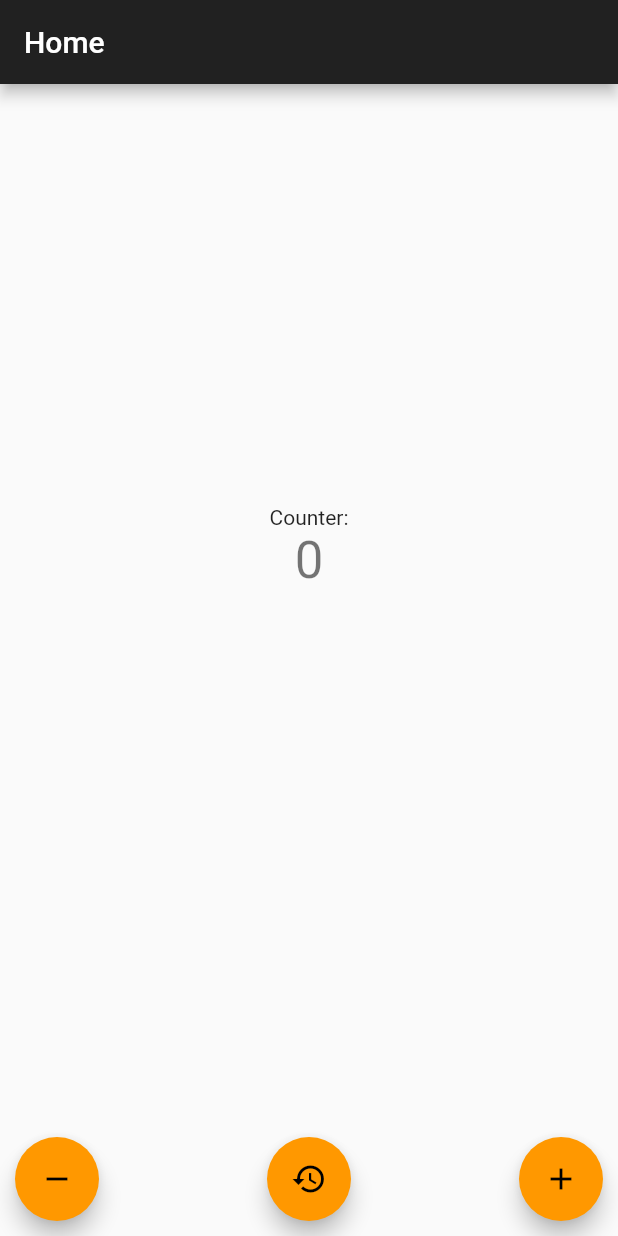
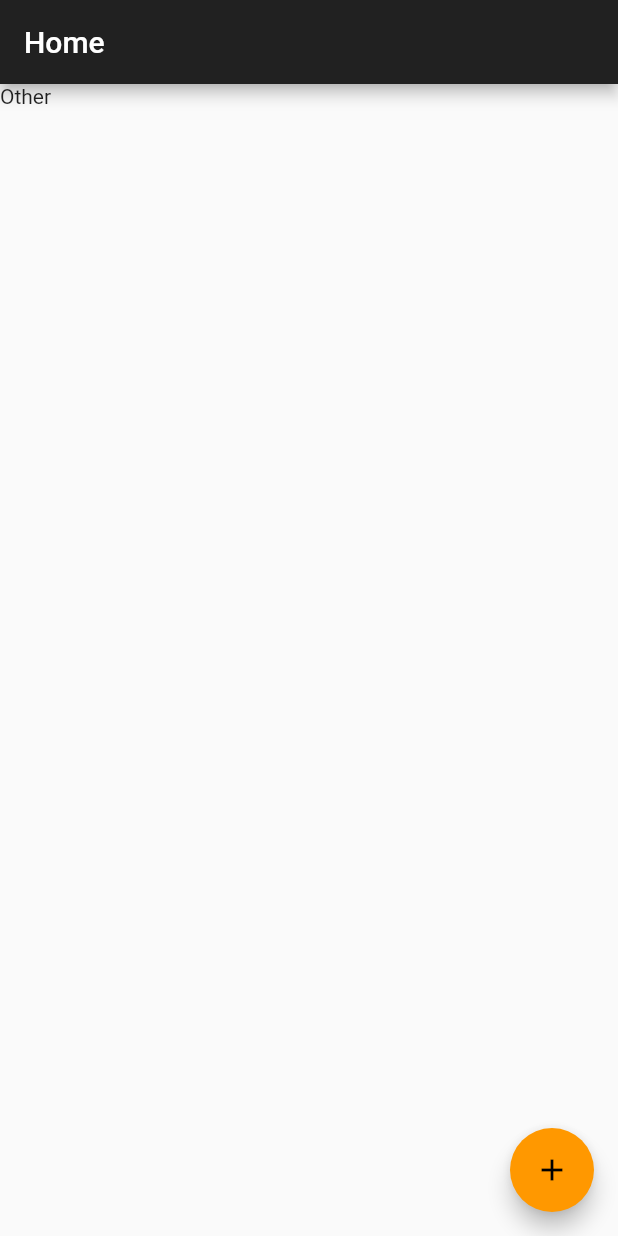
Before and after one commit to MusicCorner/Moneybox_dart, a Flutter app: the screen it shows after launch, on a phone screen of 412 x 824 dp. Run offline on Flutter 3.47's test engine with Material 2 defaults, Android fonts, the phone set to English and light mode, and no system bars.

Commit message:
state init + MVC pattern implementation?...

```diff
--- /dev/null
+++ b/lib/MyApp.dart
@@ -0,0 +1,19 @@
+import 'package:clicker/AddNewBoxPage.dart';
+import 'package:clicker/myTheme.dart';
+import 'package:clicker/view/HomePage/HomePage.dart';
+import 'package:flutter/material.dart';
+
+class MyApp extends StatelessWidget {
+  @override
+  Widget build(BuildContext context) {
+    return MaterialApp(
+      title: 'Moneybox',
+      theme: myTheme,
+      initialRoute: '/',
+      routes: {
+        '/': (context) => HomePage(title: 'Home'),
+        '/addNewBox': (context) => AddNewBoxPage(),
+      },
+    );
+  }
+}
--- a/lib/MyHomePage.dart
+++ /dev/null
@@ -1,20 +0,0 @@
-import 'package:flutter/material.dart';
-import './states/MyHomePageState.dart';
-
-class MyHomePage extends StatefulWidget {
-  MyHomePage({Key key, this.title}) : super(key: key);
-
-  // This widget is the home page of your application. It is stateful, meaning
-  // that it has a State object (defined below) that contains fields that affect
-  // how it looks.
-
-  // This class is the configuration for the state. It holds the values (in this
-  // case the title) provided by the parent (in this case the App widget) and
-  // used by the build method of the State. Fields in a Widget subclass are
-  // always marked "final".
-
-  final String title;
-
-  @override
-  MyHomePageState createState() => MyHomePageState();
-}
--- /dev/null
+++ b/lib/controllers/boxesController.dart
@@ -0,0 +1,17 @@
+import 'package:clicker/MyApp.dart';
+import 'package:clicker/models/BoxesModel.dart';
+// import 'package:flutter/cupertino.dart';
+// import 'package:flutter/material.dart';
+import 'package:provider/provider.dart';
+
+// class BoxesController extends ChangeNotifierProvider {
+//   BoxesController() : super(
+//     builder: (context) => BoxesModel(),
+//     child: MyApp(),
+//   );
+// }
+
+final boxesController = ChangeNotifierProvider(
+  builder: (context) => BoxesModel(),
+  child: MyApp(),
+);
--- a/lib/main.dart
+++ b/lib/main.dart
@@ -1,23 +1,4 @@
-import 'package:clicker/AddNewBoxPage.dart';
-import 'package:clicker/myTheme.dart';
+import 'package:clicker/controllers/boxesController.dart';
 import 'package:flutter/material.dart';
-import './MyHomePage.dart';
 
-void main() => runApp(MyApp());
-
-class MyApp extends StatelessWidget {
-  // This widget is the root of your application.
-  @override
-  Widget build(BuildContext context) {
-    return MaterialApp(
-      title: 'Flutter Demo',
-      theme: myTheme,
-      // home: MyHomePage(title: 'Flutter Demo Home Page'),
-      initialRoute: '/',
-      routes: {
-        '/': (context) => MyHomePage(title: 'Home'),
-        '/addNewBox': (context) => AddNewBoxPage(),
-      },
-    );
-  }
-}
+void main() => runApp(boxesController);
--- /dev/null
+++ b/lib/models/BoxesModel.dart
@@ -0,0 +1,15 @@
+import 'dart:collection';
+import 'package:clicker/scratches/SingleBoxScratch.dart';
+import 'package:flutter/foundation.dart';
+
+class BoxesModel extends ChangeNotifier {
+  static final initialBoxItem = SingleBoxScratch();
+  final List _boxes = [initialBoxItem];
+
+  UnmodifiableListView get boxes => UnmodifiableListView(_boxes);
+
+  void deleteBox(int id) {
+    _boxes.removeWhere((item) => item.id != 0 && item.id == id);
+    notifyListeners();
+  }
+}
--- /dev/null
+++ b/lib/scratches/SingleBoxScratch.dart
@@ -0,0 +1,19 @@
+class SingleBoxScratch {
+  String name;
+  int id;
+  int sumToCache;
+  int cachedAlready;
+  DateTime startDate;
+  DateTime endDate;
+
+  final DateTime currentDate = DateTime.now();
+
+  SingleBoxScratch() {
+    name = 'Other';
+    id = 0;
+    sumToCache = 0;
+    cachedAlready = 0;
+    startDate = currentDate;
+    endDate = currentDate;
+  }
+}
--- a/lib/states/MyHomePageState.dart
+++ /dev/null
@@ -1,107 +0,0 @@
-import 'package:flutter/material.dart';
-import '../MyHomePage.dart';
-
-class MyHomePageState extends State<MyHomePage> {
-  int _counter = 0;
-
-  void _goToAddBoxScreen() {
-    Navigator.pushNamed(context, '/addNewBox');
-  }
-
-  void _decrementCounter() {
-    setState(() {
-      _counter--;
-    });
-  }
-
-  void _resetCounter() {
-    setState(() {
-      _counter = 0;
-    });
-  }
-
-  @override
-  Widget build(BuildContext context) {
-    // This method is rerun every time setState is called, for instance as done
-    // by the _incrementCounter method above.
-    //
-    // The Flutter framework has been optimized to make rerunning build methods
-    // fast, so that you can just rebuild anything that needs updating rather
-    // than having to individually change instances of widgets.
-    return Scaffold(
-      appBar: AppBar(
-        // Here we take the value from the MyHomePage object that was created by
-        // the App.build method, and use it to set our appbar title.
-        title: Text(widget.title),
-      ),
-      body: Center(
-        // Center is a layout widget. It takes a single child and positions it
-        // in the middle of the parent.
-        child: Column(
-          // Column is also layout widget. It takes a list of children and
-          // arranges them vertically. By default, it sizes itself to fit its
-          // children horizontally, and tries to be as tall as its parent.
-          //
-          // Invoke "debug painting" (press "p" in the console, choose the
-          // "Toggle Debug Paint" action from the Flutter Inspector in Android
-          // Studio, or the "Toggle Debug Paint" command in Visual Studio Code)
-          // to see the wireframe for each widget.
-          //
-          // Column has various properties to control how it sizes itself and
-          // how it positions its children. Here we use mainAxisAlignment to
-          // center the children vertically; the main axis here is the vertical
-          // axis because Columns are vertical (the cross axis would be
-          // horizontal).
-          mainAxisAlignment: MainAxisAlignment.spaceBetween,
-          children: <Widget>[
-            Container(
-              // margin: EdgeInsets.fromLTRB(0, 100, 0, 0),
-              height: MediaQuery.of(context).size.height / 100 * 75,
-              // alignment: Alignment.center,
-              child: Column(
-                mainAxisAlignment: MainAxisAlignment.center,
-                children: <Widget>[
-                  Text(
-                    'Counter:',
-                  ),
-                  Text(
-                    '$_counter',
-                    style: Theme.of(context).textTheme.display1,
-                  ),
-                ],
-              ),
-            ),
-            Container(
-              padding: EdgeInsets.all(10),
-              child: Row(
-                mainAxisAlignment: MainAxisAlignment.spaceBetween,
-                crossAxisAlignment: CrossAxisAlignment.end,
-                children: <Widget>[
-                  FloatingActionButton(
-                    onPressed: _decrementCounter,
-                    tooltip: 'Decrement',
-                    child: Icon(Icons.remove),
-                    heroTag: 'btn1',
-                  ),
-                  FloatingActionButton(
-                    tooltip: 'Reset',
-                    child: Icon(Icons.restore),
-                    onPressed: _resetCounter,
-                    heroTag: 'btn2',
-                  ),
-                  FloatingActionButton(
-                    onPressed: _goToAddBoxScreen,
-                    tooltip: 'Increment',
-                    child: Icon(Icons.add),
-                    heroTag: 'btn3',
-                  ),
-                ]
-              )
-            )
-          ],
-        ),
-      ),
-       // This trailing comma makes auto-formatting nicer for build methods.
-    );
-  }
-}
--- /dev/null
+++ b/lib/view/HomePage/HomePage.dart
@@ -0,0 +1,44 @@
+import 'package:clicker/models/BoxesModel.dart';
+import 'package:clicker/view/HomePage/SingleBox.dart';
+import 'package:flutter/material.dart';
+import 'package:provider/provider.dart';
+
+class HomePage extends StatelessWidget {
+  HomePage({this.title});
+  final String title;
+
+  void _goToAddBoxScreen(context) {
+    Navigator.pushNamed(context, '/addNewBox');
+  }
+
+  Widget getBoxes(context, boxesModel, child) {
+    // return Text('lol');
+    List<Widget> boxesWidgets = boxesModel.boxes.map<Widget>((box) => (
+      // Text('lol')
+      SingleBox(box: box)
+    )).toList();
+    return Column(
+      children: boxesWidgets
+    );
+  }
+
+  @override
+  Widget build(BuildContext context) {
+    return Scaffold(
+      appBar: AppBar(
+        title: Text(title),
+      ),
+      body: Center(
+        child: Consumer<BoxesModel>(
+          builder: getBoxes,
+        )
+      ),
+      floatingActionButton: FloatingActionButton(
+        onPressed: () => _goToAddBoxScreen(context),
+        tooltip: 'Add new box',
+        child: Icon(Icons.add),
+        heroTag: 'btn1',
+      ),
+    );
+  }
+}
--- /dev/null
+++ b/lib/view/HomePage/SingleBox.dart
@@ -0,0 +1,15 @@
+import 'package:flutter/material.dart';
+
+class SingleBox extends StatelessWidget {
+  SingleBox({ this.box });
+  final box;
+
+  @override
+  Widget build(BuildContext context) {
+    return Column(
+      children: <Widget>[
+        Row(children: <Widget>[Text(box.name)],)
+      ],
+    );
+  }
+}
--- a/pubspec.yaml
+++ b/pubspec.yaml
@@ -19,6 +19,7 @@ environment:
 dependencies:
   flutter:
     sdk: flutter
+  provider: ^3.0.0+1
 
   # The following adds the Cupertino Icons font to your application.
   # Use with the CupertinoIcons class for iOS style icons.
```
Also changed, not shown: pubspec.lock.
